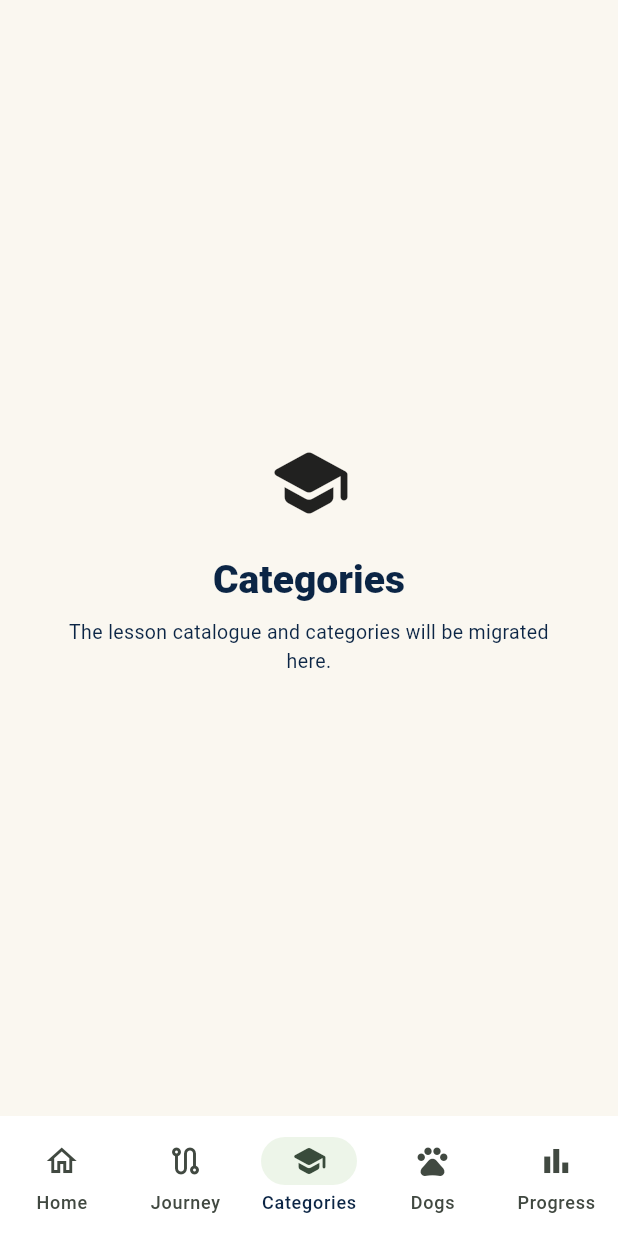
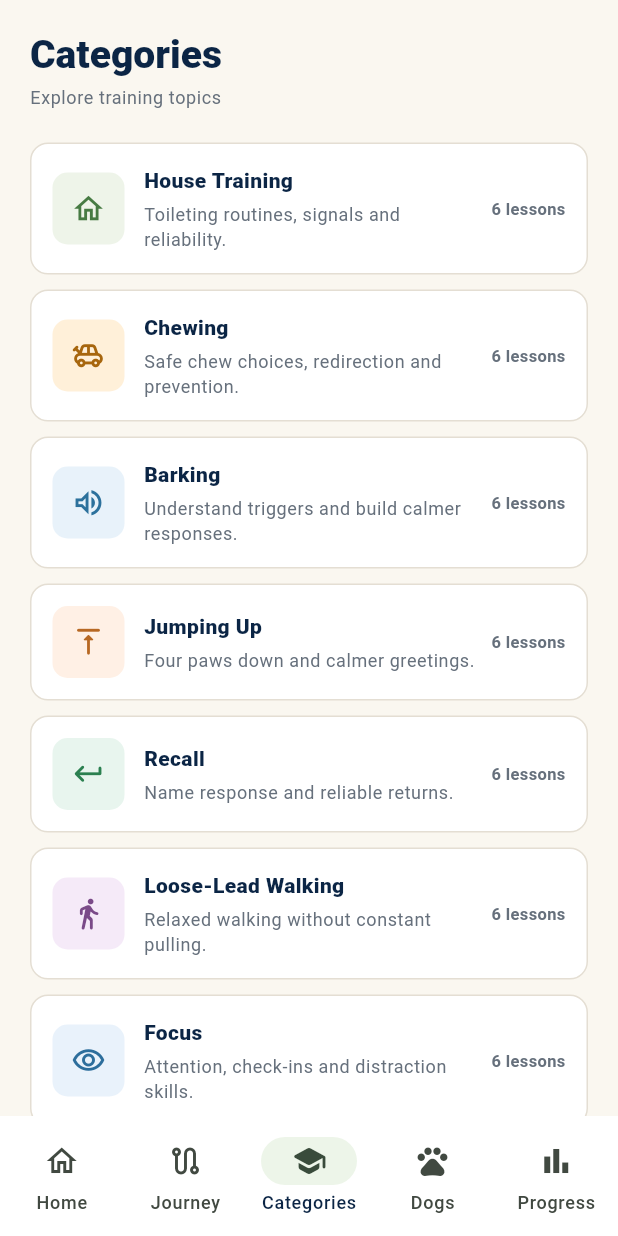
Before and after one commit to robot2313/good-dog-academy, a Flutter app: the screen it shows after launch, item 3 of the bottom bar chosen, on a phone screen of 412 x 824 dp. Run offline on Flutter 3.47's test engine with Material 3 defaults, Android fonts, the phone set to English and light mode, and no system bars.

Commit message:
feat: port Flutter discovery screens

```diff
--- /dev/null
+++ b/flutter_app/lib/features/discovery/categories_screen.dart
@@ -0,0 +1,106 @@
+import 'package:flutter/material.dart';
+
+import '../../core/theme/gda_theme.dart';
+import 'discovery_data.dart';
+
+class CategoriesScreen extends StatelessWidget {
+  const CategoriesScreen({super.key});
+
+  @override
+  Widget build(BuildContext context) {
+    return SafeArea(
+      bottom: false,
+      child: ListView(
+        padding: const EdgeInsets.fromLTRB(20, 20, 20, 28),
+        children: [
+          Text(
+            'Categories',
+            style: Theme.of(context).textTheme.headlineMedium,
+          ),
+          const SizedBox(height: 4),
+          Text(
+            'Explore training topics',
+            style: Theme.of(context).textTheme.bodySmall,
+          ),
+          const SizedBox(height: 22),
+          for (var index = 0;
+              index < trainingCategories.length;
+              index++) ...[
+            _CategoryCard(category: trainingCategories[index]),
+            if (index != trainingCategories.length - 1)
+              const SizedBox(height: 10),
+          ],
+        ],
+      ),
+    );
+  }
+}
+
+class _CategoryCard extends StatelessWidget {
+  const _CategoryCard({required this.category});
+
+  final TrainingCategoryData category;
+
+  @override
+  Widget build(BuildContext context) {
+    return Semantics(
+      label:
+          '${category.label}. ${category.lessonCount} lessons. ${category.description}',
+      child: Container(
+        padding: const EdgeInsets.all(14),
+        decoration: BoxDecoration(
+          color: GdaColors.surface,
+          borderRadius: BorderRadius.circular(12),
+          border: Border.all(color: GdaColors.border),
+        ),
+        child: Row(
+          children: [
+            Container(
+              width: 48,
+              height: 48,
+              decoration: BoxDecoration(
+                color: category.backgroundColor,
+                borderRadius: BorderRadius.circular(10),
+              ),
+              child: Icon(
+                category.icon,
+                size: 23,
+                color: category.iconColor,
+              ),
+            ),
+            const SizedBox(width: 13),
+            Expanded(
+              child: Column(
+                crossAxisAlignment: CrossAxisAlignment.start,
+                children: [
+                  Text(
+                    category.label,
+                    style: const TextStyle(
+                      color: GdaColors.text,
+                      fontSize: 14,
+                      fontWeight: FontWeight.w800,
+                    ),
+                  ),
+                  const SizedBox(height: 4),
+                  Text(
+                    category.description,
+                    style: Theme.of(context).textTheme.bodySmall,
+                  ),
+                ],
+              ),
+            ),
+            const SizedBox(width: 10),
+            Text(
+              '${category.lessonCount} lessons',
+              style: const TextStyle(
+                color: GdaColors.muted,
+                fontSize: 11,
+                fontWeight: FontWeight.w600,
+              ),
+            ),
+          ],
+        ),
+      ),
+    );
+  }
+}
--- /dev/null
+++ b/flutter_app/lib/features/discovery/discovery_data.dart
@@ -0,0 +1,181 @@
+import 'package:flutter/material.dart';
+
+class TrainingCategoryData {
+  const TrainingCategoryData({
+    required this.id,
+    required this.label,
+    required this.shortLabel,
+    required this.description,
+    required this.lessonCount,
+    required this.icon,
+    required this.backgroundColor,
+    required this.iconColor,
+  });
+
+  final String id;
+  final String label;
+  final String shortLabel;
+  final String description;
+  final int lessonCount;
+  final IconData icon;
+  final Color backgroundColor;
+  final Color iconColor;
+}
+
+class DogStageData {
+  const DogStageData({
+    required this.id,
+    required this.label,
+    required this.age,
+    required this.summary,
+    required this.lessonCount,
+    required this.icon,
+  });
+
+  final String id;
+  final String label;
+  final String age;
+  final String summary;
+  final int lessonCount;
+  final IconData icon;
+}
+
+const trainingCategories = <TrainingCategoryData>[
+  TrainingCategoryData(
+    id: 'house-training',
+    label: 'House Training',
+    shortLabel: 'House',
+    description: 'Toileting routines, signals and reliability.',
+    lessonCount: 6,
+    icon: Icons.home_outlined,
+    backgroundColor: Color(0xFFEEF4E9),
+    iconColor: Color(0xFF477B43),
+  ),
+  TrainingCategoryData(
+    id: 'chewing',
+    label: 'Chewing',
+    shortLabel: 'Chewing',
+    description: 'Safe chew choices, redirection and prevention.',
+    lessonCount: 6,
+    icon: Icons.toys_outlined,
+    backgroundColor: Color(0xFFFFF0D9),
+    iconColor: Color(0xFFA7660E),
+  ),
+  TrainingCategoryData(
+    id: 'barking',
+    label: 'Barking',
+    shortLabel: 'Barking',
+    description: 'Understand triggers and build calmer responses.',
+    lessonCount: 6,
+    icon: Icons.volume_up_outlined,
+    backgroundColor: Color(0xFFE8F2FA),
+    iconColor: Color(0xFF2C719C),
+  ),
+  TrainingCategoryData(
+    id: 'jumping',
+    label: 'Jumping Up',
+    shortLabel: 'Jumping',
+    description: 'Four paws down and calmer greetings.',
+    lessonCount: 6,
+    icon: Icons.vertical_align_top_rounded,
+    backgroundColor: Color(0xFFFFF0E5),
+    iconColor: Color(0xFFB76823),
+  ),
+  TrainingCategoryData(
+    id: 'recall',
+    label: 'Recall',
+    shortLabel: 'Recall',
+    description: 'Name response and reliable returns.',
+    lessonCount: 6,
+    icon: Icons.keyboard_return_rounded,
+    backgroundColor: Color(0xFFE8F5EE),
+    iconColor: Color(0xFF2B8050),
+  ),
+  TrainingCategoryData(
+    id: 'loose-lead-walking',
+    label: 'Loose-Lead Walking',
+    shortLabel: 'Loose Lead',
+    description: 'Relaxed walking without constant pulling.',
+    lessonCount: 6,
+    icon: Icons.directions_walk_rounded,
+    backgroundColor: Color(0xFFF5EAF8),
+    iconColor: Color(0xFF7A4A88),
+  ),
+  TrainingCategoryData(
+    id: 'focus',
+    label: 'Focus',
+    shortLabel: 'Focus',
+    description: 'Attention, check-ins and distraction skills.',
+    lessonCount: 6,
+    icon: Icons.visibility_outlined,
+    backgroundColor: Color(0xFFE9F2FB),
+    iconColor: Color(0xFF2D6E9C),
+  ),
+  TrainingCategoryData(
+    id: 'impulse-control',
+    label: 'Impulse Control',
+    shortLabel: 'Self-Control',
+    description: 'Waiting, settling and thoughtful choices.',
+    lessonCount: 6,
+    icon: Icons.self_improvement_rounded,
+    backgroundColor: Color(0xFFFFF4DB),
+    iconColor: Color(0xFFA77914),
+  ),
+  TrainingCategoryData(
+    id: 'confidence',
+    label: 'Confidence',
+    shortLabel: 'Confidence',
+    description: 'Safer exploration and recovery from surprises.',
+    lessonCount: 6,
+    icon: Icons.explore_outlined,
+    backgroundColor: Color(0xFFEAF4EC),
+    iconColor: Color(0xFF39754A),
+  ),
+  TrainingCategoryData(
+    id: 'reactivity',
+    label: 'Reactivity',
+    shortLabel: 'Reactivity',
+    description: 'Distance, recovery and safe trigger work.',
+    lessonCount: 6,
+    icon: Icons.shield_outlined,
+    backgroundColor: Color(0xFFFBE9EC),
+    iconColor: Color(0xFFB64C62),
+  ),
+];
+
+const dogStages = <DogStageData>[
+  DogStageData(
+    id: 'puppy',
+    label: 'Puppy',
+    age: '0–12 months',
+    summary: 'Build a strong foundation with short, positive lessons.',
+    lessonCount: 18,
+    icon: Icons.pets_rounded,
+  ),
+  DogStageData(
+    id: 'adult',
+    label: 'Adult Dog',
+    age: '1–7 years',
+    summary: 'Maintain good habits and build reliable everyday skills.',
+    lessonCount: 18,
+    icon: Icons.pets_rounded,
+  ),
+  DogStageData(
+    id: 'senior',
+    label: 'Senior Dog',
+    age: '7+ years',
+    summary:
+        'Keep minds active and support confidence with gentle training.',
+    lessonCount: 15,
+    icon: Icons.favorite_outline_rounded,
+  ),
+  DogStageData(
+    id: 'rescue',
+    label: 'Rescue Dog',
+    age: 'Any age',
+    summary:
+        'Patient, trust-building lessons for settling in and feeling secure.',
+    lessonCount: 18,
+    icon: Icons.volunteer_activism_outlined,
+  ),
+];
--- a/flutter_app/lib/navigation/main_shell.dart
+++ b/flutter_app/lib/navigation/main_shell.dart
@@ -1,6 +1,8 @@
 import 'package:flutter/material.dart';
 
 import '../core/theme/gda_theme.dart';
+import '../features/discovery/categories_screen.dart';
+import '../features/discovery/dog_stages_screen.dart';
 import '../features/home/home_screen.dart';
 import '../features/shared/placeholder_tab.dart';
 
@@ -21,16 +23,8 @@ class _MainShellState extends State<MainShell> {
       description: 'Your training journey will be migrated here.',
       icon: Icons.route_rounded,
     ),
-    PlaceholderTab(
-      title: 'Categories',
-      description: 'The lesson catalogue and categories will be migrated here.',
-      icon: Icons.school_rounded,
-    ),
-    PlaceholderTab(
-      title: 'Dogs',
-      description: 'Dog stages, profile and personalisation will live here.',
-      icon: Icons.pets_rounded,
-    ),
+    CategoriesScreen(),
+    DogStagesScreen(),
     PlaceholderTab(
       title: 'Progress',
       description: 'Training history and progress will be migrated here.',
```
Also changed, not shown: flutter_app/lib/features/discovery/dog_stages_screen.dart (added, +104 -0 lines), 1 other file.
